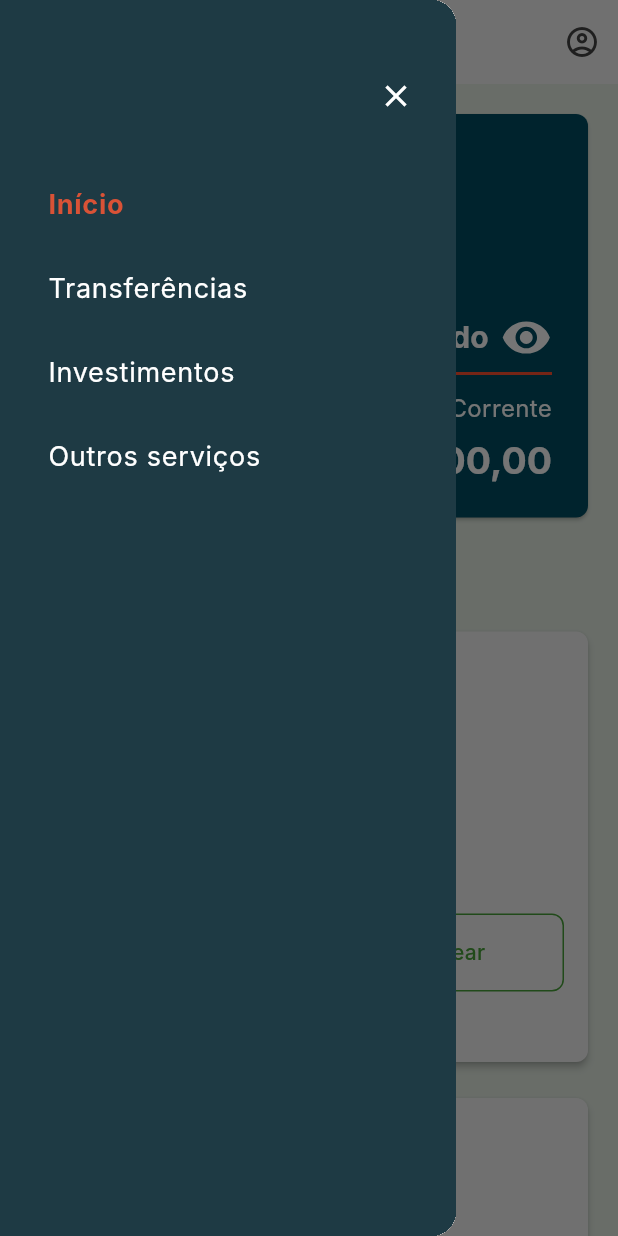
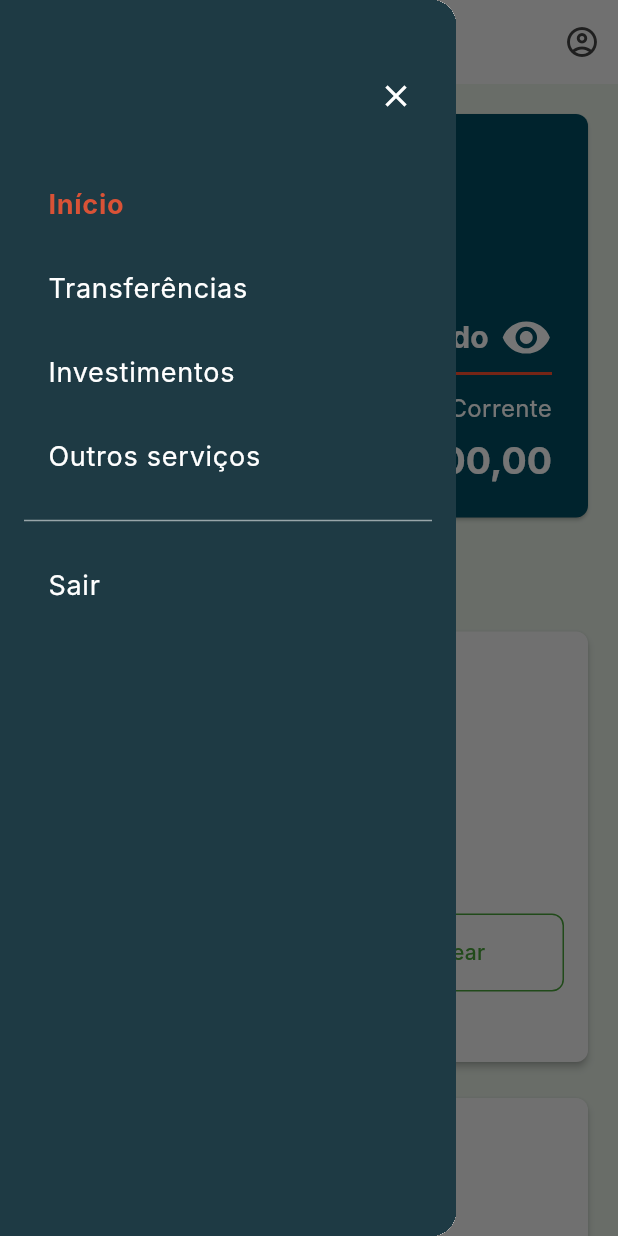
Before and after one commit to jhonsoad/projeto-financeiro-android-app, a Flutter app: the DashboardScreen screen opened by its route, with the side drawer open, on a phone screen of 412 x 824 dp. Run offline on Flutter 3.47's test engine with Material 3 defaults, Android fonts, the phone set to English and light mode, and no system bars; our stand-ins replace cloud_firestore, firebase_auth, firebase_core, firebase_storage, fl_chart, flutter_svg and 2 more; accounts and stored records are empty; Roboto replaces fonts that are missing (Inter); project files that could hold a hidden picture were left out.

Commit message:
adiciona botao para sair do dashboard

```diff
--- a/lib/widgets/dashboard/custom_drawer.dart
+++ b/lib/widgets/dashboard/custom_drawer.dart
@@ -1,4 +1,6 @@
 import 'package:flutter/material.dart';
+
+import '../../routes.dart';
 
 enum DashboardPage { inicio, transferencias, investimentos, servicos }
 
@@ -18,7 +20,11 @@ class CustomDrawer extends StatelessWidget {
       child: Container(
         color: const Color(0xFF1E3A44), // Cor de fundo do drawer
         child: ListView(
-          padding: const EdgeInsets.only(top: 40, left: 16, right: 16),
+          padding: const EdgeInsets.only(
+            top: 40,
+            left: 16,
+            right: 16,
+          ),
           children: [
             Align(
               alignment: Alignment.centerRight,
@@ -36,17 +42,35 @@ class CustomDrawer extends StatelessWidget {
             _buildDrawerItem(
               title: 'Transferências',
               isSelected: currentPage == DashboardPage.transferencias,
-              onTap: () => onPageSelected(DashboardPage.transferencias),
+              onTap: () =>
+                  onPageSelected(DashboardPage.transferencias),
             ),
             _buildDrawerItem(
               title: 'Investimentos',
               isSelected: currentPage == DashboardPage.investimentos,
-              onTap: () => onPageSelected(DashboardPage.investimentos),
+              onTap: () =>
+                  onPageSelected(DashboardPage.investimentos),
             ),
             _buildDrawerItem(
               title: 'Outros serviços',
               isSelected: currentPage == DashboardPage.servicos,
               onTap: () => onPageSelected(DashboardPage.servicos),
+            ),
+            const Divider(
+              color: Colors.white54,
+              thickness: 1,
+              height: 30,
+            ),
+            _buildDrawerItem(
+              title: 'Sair',
+              isSelected: false,
+              onTap: () {
+                Navigator.pushNamedAndRemoveUntil(
+                  context,
+                  Routes.home,
+                  (route) => false,
+                );
+              },
             ),
           ],
         ),
@@ -64,7 +88,9 @@ class CustomDrawer extends StatelessWidget {
         title,
         style: TextStyle(
           color: isSelected ? const Color(0xFFD95236) : Colors.white,
-          fontWeight: isSelected ? FontWeight.bold : FontWeight.normal,
+          fontWeight: isSelected
+              ? FontWeight.bold
+              : FontWeight.normal,
           fontSize: 18,
         ),
       ),
```
